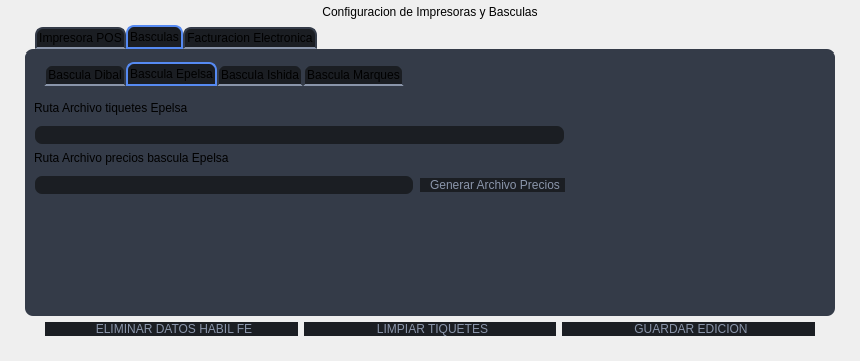
SGC-Byteco/SGC, file gui/uis/pages/main_pages.ui: the form before one commit; both pictures show x 0 to 860 and y 220 to 581 of the 860 by 581 pixel window.
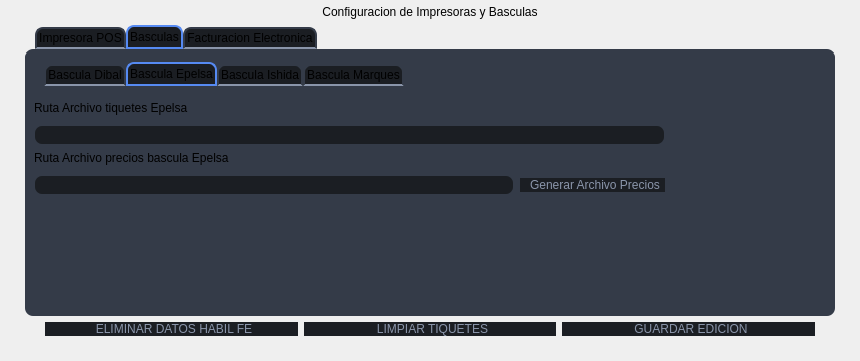
The form after the commit. The open tabs and pages were chosen to show the change.

Patch:
```diff
--- a/gui/uis/pages/main_pages.ui
+++ b/gui/uis/pages/main_pages.ui
@@ -1220,16 +1220,25 @@
                     <rect>
                      <x>0</x>
                      <y>30</y>
-                     <width>531</width>
+                     <width>631</width>
                      <height>31</height>
                     </rect>
                    </property>
                    <layout class="QHBoxLayout" name="layout_configuracion_epelsa_3">
+                    <property name="spacing">
+                     <number>0</number>
+                    </property>
                     <item>
                      <widget class="QLineEdit" name="configuracion_linea_epelsa_3">
+                      <property name="minimumSize">
+                       <size>
+                        <width>80</width>
+                        <height>0</height>
+                       </size>
+                      </property>
                       <property name="maximumSize">
                        <size>
-                        <width>545</width>
+                        <width>649</width>
                         <height>16777215</height>
                        </size>
                       </property>
@@ -1271,7 +1280,7 @@
                     <rect>
                      <x>0</x>
                      <y>80</y>
-                     <width>531</width>
+                     <width>631</width>
                      <height>31</height>
                     </rect>
                    </property>
```
Left out of the diff: 32 changed lines with no effect on the pictures.
